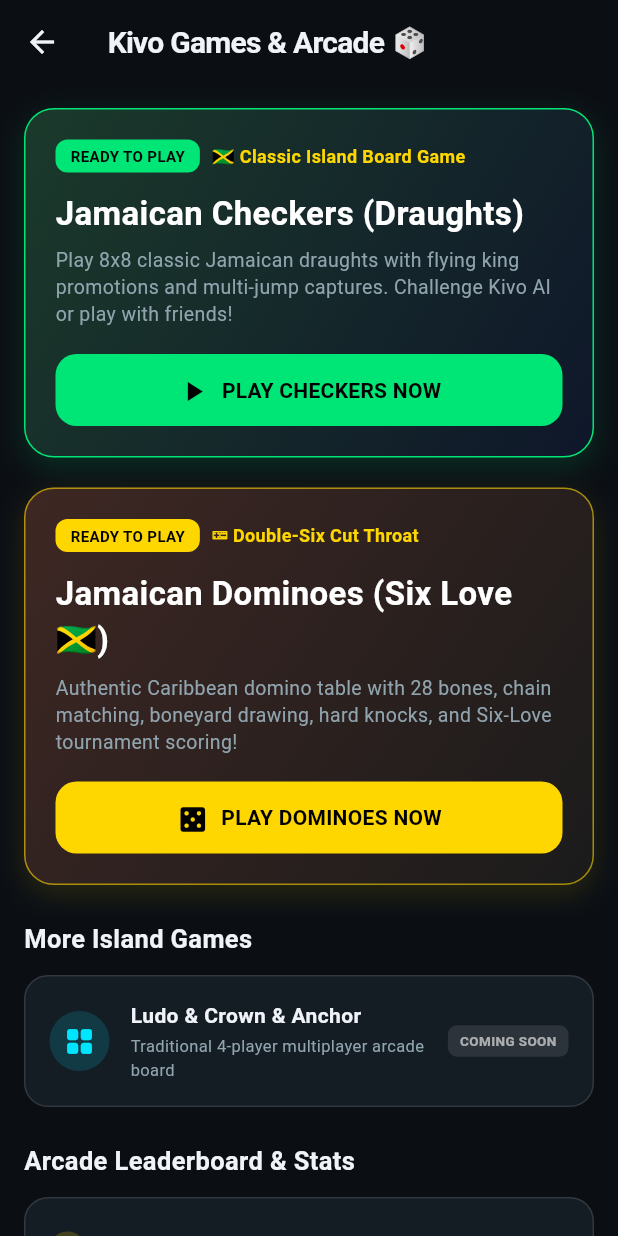
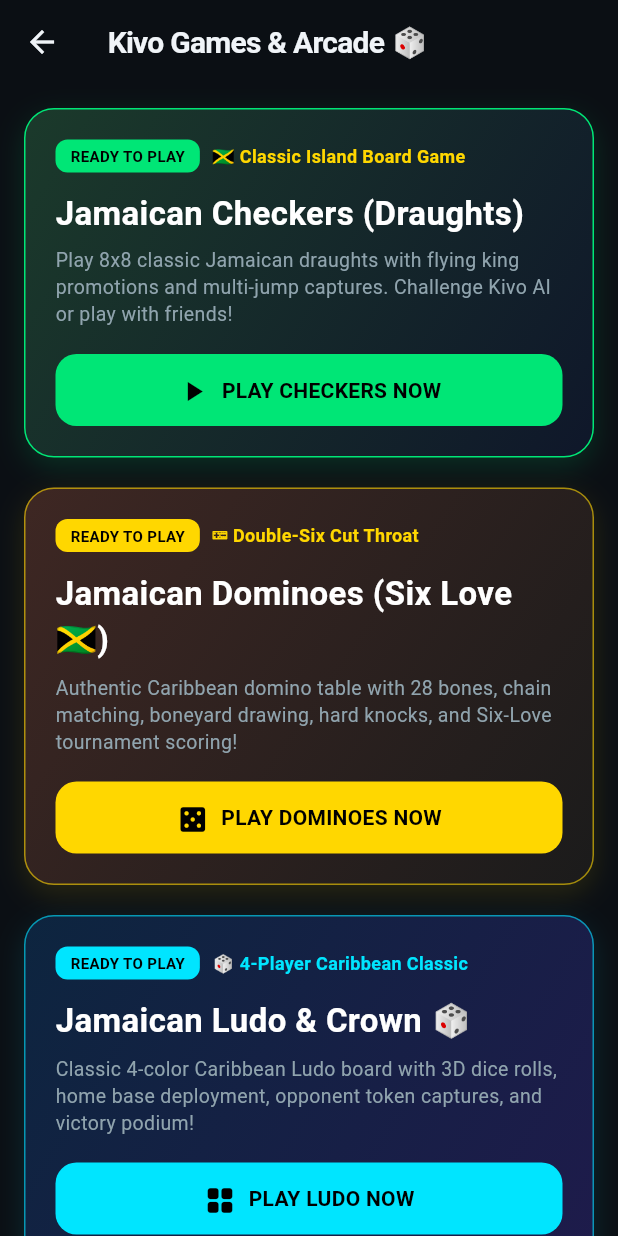
Before and after one commit to HixroyWalker/kivo-super-app, a Flutter app: the GamesHubScreen screen opened by its route, on a phone screen of 412 x 824 dp. Run offline on Flutter 3.47's test engine with Material 3 defaults, Android fonts, the phone set to English and light mode, and no system bars; our stand-ins replace cached_network_image, cloud_firestore, firebase_auth, firebase_core, firebase_messaging, flutter_tts and 9 more; accounts and stored records are empty; network calls fail.

Commit message:
feat(games): implement playable Jamaican Ludo with 3D dice rolling, home deployment, opponent capturing, and AI bot multiplayer (1.0.22+167)

```diff
--- a/mobile/lib/features/games/screens/games_hub_screen.dart
+++ b/mobile/lib/features/games/screens/games_hub_screen.dart
@@ -2,6 +2,7 @@ import 'package:flutter/material.dart';
 import '../../../core/theme/dark_theme.dart';
 import 'checkers_game_screen.dart';
 import 'dominoes_game_screen.dart';
+import 'ludo_game_screen.dart';
 
 class GamesHubScreen extends StatelessWidget {
   const GamesHubScreen({super.key});
@@ -126,6 +127,66 @@ class GamesHubScreen extends StatelessWidget {
     );
   }
 
+  void _showLudoModeDialog(BuildContext context) {
+    showDialog(
+      context: context,
+      builder: (ctx) => AlertDialog(
+        backgroundColor: KivoDarkTheme.surfaceElevated,
+        shape: RoundedRectangleBorder(borderRadius: BorderRadius.circular(20)),
+        title: const Row(
+          children: [
+            Icon(Icons.grid_view_rounded, color: KivoDarkTheme.accentCyan, size: 24),
+            SizedBox(width: 10),
+            Text('Jamaican Ludo 🎲 🇯🇲', style: TextStyle(color: KivoDarkTheme.textPrimary, fontWeight: FontWeight.bold, fontSize: 18)),
+          ],
+        ),
+        content: Column(
+          mainAxisSize: MainAxisSize.min,
+          crossAxisAlignment: CrossAxisAlignment.start,
+          children: [
+            const Text('Classic 4-Player Caribbean Board Game:', style: TextStyle(color: KivoDarkTheme.textSecondary, fontSize: 13)),
+            const SizedBox(height: 16),
+            ListTile(
+              contentPadding: EdgeInsets.zero,
+              leading: const CircleAvatar(
+                backgroundColor: Color(0x2600E5FF),
+                child: Icon(Icons.smart_toy, color: KivoDarkTheme.accentCyan),
+              ),
+              title: const Text('Play vs 3 Kivo AI Bots', style: TextStyle(color: KivoDarkTheme.textPrimary, fontWeight: FontWeight.bold, fontSize: 14)),
+              subtitle: const Text('Red (You) vs Blue, Green & Yellow AI players', style: TextStyle(color: KivoDarkTheme.textSecondary, fontSize: 11)),
+              trailing: const Icon(Icons.arrow_forward_ios, size: 14, color: KivoDarkTheme.accentCyan),
+              onTap: () {
+                Navigator.pop(ctx);
+                Navigator.push(
+                  context,
+                  MaterialPageRoute(builder: (_) => const LudoGameScreen(gameMode: 'vs_ai')),
+                );
+              },
+            ),
+            const Divider(color: KivoDarkTheme.surfaceBorder),
+            ListTile(
+              contentPadding: EdgeInsets.zero,
+              leading: const CircleAvatar(
+                backgroundColor: Color(0x2600E676),
+                child: Icon(Icons.people, color: KivoDarkTheme.primaryEmerald),
+              ),
+              title: const Text('4-Player Pass & Play', style: TextStyle(color: KivoDarkTheme.textPrimary, fontWeight: FontWeight.bold, fontSize: 14)),
+              subtitle: const Text('Play with up to 4 friends on 1 phone', style: TextStyle(color: KivoDarkTheme.textSecondary, fontSize: 11)),
+              trailing: const Icon(Icons.arrow_forward_ios, size: 14, color: KivoDarkTheme.primaryEmerald),
+              onTap: () {
+                Navigator.pop(ctx);
+                Navigator.push(
+                  context,
+                  MaterialPageRoute(builder: (_) => const LudoGameScreen(gameMode: 'pass_and_play')),
+                );
+              },
+            ),
+          ],
+        ),
+      ),
+    );
+  }
+
   @override
   Widget build(BuildContext context) {
     return Scaffold(
@@ -138,7 +199,7 @@ class GamesHubScreen extends StatelessWidget {
         child: Column(
           crossAxisAlignment: CrossAxisAlignment.start,
           children: [
-            // 1. Featured Playable Game Hero: Jamaican Checkers
+            // 1. Playable Game 1: Jamaican Checkers
             Container(
               padding: const EdgeInsets.all(20),
               decoration: BoxDecoration(
@@ -258,41 +319,63 @@ class GamesHubScreen extends StatelessWidget {
                 ],
               ),
             ),
-            const SizedBox(height: 24),
+            const SizedBox(height: 20),
 
-            // 3. Upcoming Games
-            const Text('More Island Games', style: TextStyle(color: KivoDarkTheme.textPrimary, fontSize: 17, fontWeight: FontWeight.bold)),
-            const SizedBox(height: 12),
-
+            // 3. Playable Game 3: Jamaican Ludo
             Container(
-              padding: const EdgeInsets.all(16),
+              padding: const EdgeInsets.all(20),
               decoration: BoxDecoration(
-                color: KivoDarkTheme.surface,
-                borderRadius: BorderRadius.circular(16),
-                border: Border.all(color: KivoDarkTheme.surfaceBorder),
+                gradient: const LinearGradient(
+                  colors: [Color(0xFF0D253F), Color(0xFF1E1B4B)],
+                  begin: Alignment.topLeft,
+                  end: Alignment.bottomRight,
+                ),
+                borderRadius: BorderRadius.circular(20),
+                border: Border.all(color: KivoDarkTheme.accentCyan.withOpacity(0.6)),
+                boxShadow: [
+                  BoxShadow(color: KivoDarkTheme.accentCyan.withOpacity(0.12), blurRadius: 15, offset: const Offset(0, 6)),
+                ],
               ),
-              child: Row(
+              child: Column(
+                crossAxisAlignment: CrossAxisAlignment.start,
                 children: [
-                  const CircleAvatar(
-                    backgroundColor: Color(0x2600E5FF),
-                    radius: 20,
-                    child: Icon(Icons.grid_view_rounded, color: KivoDarkTheme.accentCyan, size: 22),
+                  Row(
+                    children: [
+                      Container(
+                        padding: const EdgeInsets.symmetric(horizontal: 10, vertical: 4),
+                        decoration: BoxDecoration(
+                          color: KivoDarkTheme.accentCyan,
+                          borderRadius: BorderRadius.circular(8),
+                        ),
+                        child: const Text('READY TO PLAY', style: TextStyle(color: Colors.black, fontSize: 10, fontWeight: FontWeight.bold)),
+                      ),
+                      const SizedBox(width: 8),
+                      const Text('🎲 4-Player Caribbean Classic', style: TextStyle(color: KivoDarkTheme.accentCyan, fontSize: 12, fontWeight: FontWeight.bold)),
+                    ],
                   ),
-                  const SizedBox(width: 14),
-                  const Expanded(
-                    child: Column(
-                      crossAxisAlignment: CrossAxisAlignment.start,
-                      children: [
-                        Text('Ludo & Crown & Anchor', style: TextStyle(color: KivoDarkTheme.textPrimary, fontWeight: FontWeight.bold, fontSize: 14)),
-                        SizedBox(height: 2),
-                        Text('Traditional 4-player multiplayer arcade board', style: TextStyle(color: KivoDarkTheme.textSecondary, fontSize: 11)),
-                      ],
+                  const SizedBox(height: 12),
+                  const Text(
+                    'Jamaican Ludo & Crown 🎲',
+                    style: TextStyle(color: Colors.white, fontSize: 22, fontWeight: FontWeight.bold),
+                  ),
+                  const SizedBox(height: 6),
+                  const Text(
+                    'Classic 4-color Caribbean Ludo board with 3D dice rolls, home base deployment, opponent token captures, and victory podium!',
+                    style: TextStyle(color: KivoDarkTheme.textSecondary, fontSize: 13, height: 1.4),
+                  ),
+                  const SizedBox(height: 18),
+                  SizedBox(
+                    width: double.infinity,
+                    height: 48,
+                    child: ElevatedButton.icon(
+                      onPressed: () => _showLudoModeDialog(context),
+                      icon: const Icon(Icons.grid_view_rounded, color: Colors.black, size: 22),
+                      label: const Text('PLAY LUDO NOW', style: TextStyle(color: Colors.black, fontWeight: FontWeight.bold, fontSize: 14)),
+                      style: ElevatedButton.styleFrom(
+                        backgroundColor: KivoDarkTheme.accentCyan,
+                        shape: RoundedRectangleBorder(borderRadius: BorderRadius.circular(14)),
+                      ),
                     ),
-                  ),
-                  Container(
-                    padding: const EdgeInsets.symmetric(horizontal: 8, vertical: 4),
-                    decoration: BoxDecoration(color: Colors.white10, borderRadius: BorderRadius.circular(6)),
-                    child: const Text('COMING SOON', style: TextStyle(color: Colors.white60, fontSize: 9, fontWeight: FontWeight.bold)),
                   ),
                 ],
               ),
--- a/mobile/lib/main.dart
+++ b/mobile/lib/main.dart
@@ -16,6 +16,7 @@ import 'features/accounting/screens/accounting_screen.dart';
 import 'features/games/screens/games_hub_screen.dart';
 import 'features/games/screens/checkers_game_screen.dart';
 import 'features/games/screens/dominoes_game_screen.dart';
+import 'features/games/screens/ludo_game_screen.dart';
 import 'features/merchant/screens/pos_cashier_screen.dart';
 import 'features/merchant/screens/merchant_kyc_screen.dart';
 import 'features/notifications/screens/notifications_screen.dart';
@@ -85,6 +86,7 @@ class KivoApp extends StatelessWidget {
         '/games': (context) => const GamesHubScreen(),
         '/checkers': (context) => const CheckersGameScreen(),
         '/dominoes': (context) => const DominoesGameScreen(),
+        '/ludo': (context) => const LudoGameScreen(),
         '/accounting': (context) => const AccountingScreen(),
         '/merchant_pos': (context) => const PosCashierScreen(),
         '/merchant_kyc': (context) => const MerchantKYCScreen(),
```
Also changed, not shown: mobile/lib/features/games/screens/ludo_game_screen.dart (added, +554 -0 lines).
